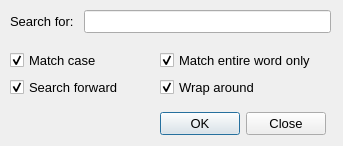
Before: the Qt Designer form tools/debug/UI/Search.ui in TrickPlay/Trickplay, drawn with Qt 5.
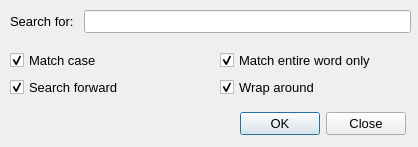
After: the same form once the commit is applied.

Commit message: [debugger] added search/replace command into main menu

```diff
--- a/tools/debug/UI/Search.ui
+++ b/tools/debug/UI/Search.ui
@@ -6,8 +6,8 @@
    <rect>
     <x>0</x>
     <y>0</y>
-    <width>343</width>
-    <height>146</height>
+    <width>418</width>
+    <height>147</height>
    </rect>
   </property>
   <property name="font">
@@ -24,7 +24,7 @@
   <widget class="QDialogButtonBox" name="buttonBox">
    <property name="geometry">
     <rect>
-     <x>150</x>
+     <x>230</x>
      <y>110</y>
      <width>176</width>
      <height>27</height>
@@ -42,7 +42,7 @@
     <rect>
      <x>10</x>
      <y>10</y>
-     <width>321</width>
+     <width>401</width>
      <height>28</height>
     </rect>
    </property>
@@ -77,9 +77,9 @@
   <widget class="QWidget" name="verticalLayoutWidget_2">
    <property name="geometry">
     <rect>
-     <x>160</x>
+     <x>220</x>
      <y>50</y>
-     <width>171</width>
+     <width>191</width>
      <height>50</height>
     </rect>
    </property>
@@ -138,6 +138,24 @@
     </item>
    </layout>
   </widget>
+  <widget class="QLabel" name="notification">
+   <property name="geometry">
+    <rect>
+     <x>10</x>
+     <y>110</y>
+     <width>201</width>
+     <height>26</height>
+    </rect>
+   </property>
+   <property name="font">
+    <font>
+     <pointsize>10</pointsize>
+    </font>
+   </property>
+   <property name="text">
+    <string/>
+   </property>
+  </widget>
  </widget>
  <resources/>
  <connections>
```
The commit also changes 9 other files.
